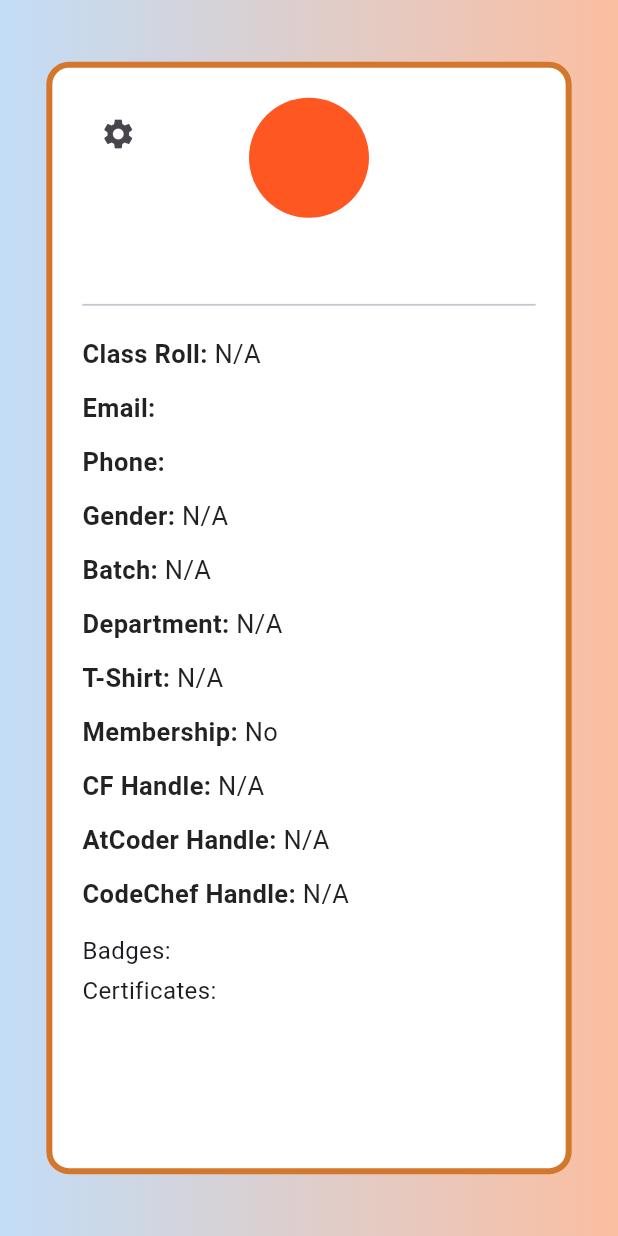
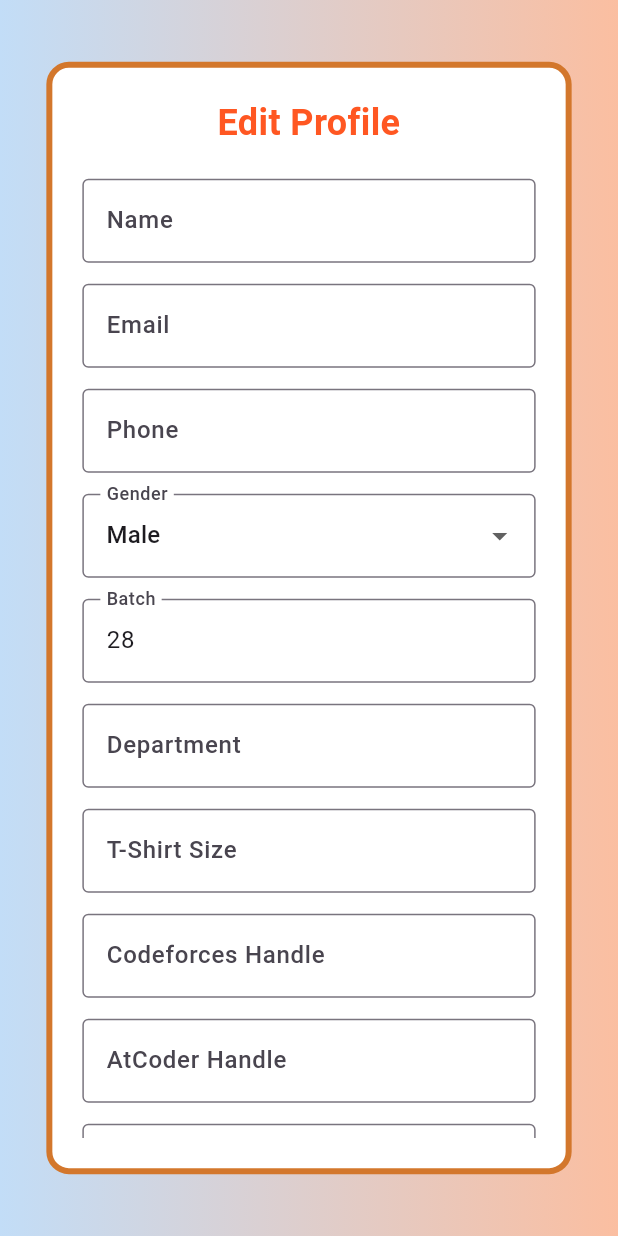
Before and after one commit to kugelblitz84/pcist, a Flutter app: the UserDashboard screen opened by its route, after a tap on the "settings" icon, on a phone screen of 412 x 824 dp. Run offline on Flutter 3.47's test engine with Material 3 defaults, Android fonts, the phone set to English and light mode, and no system bars; our stand-ins replace animate_do, carousel_slider, firebase_core, firebase_messaging, flutter_secure_storage, font_awesome_flutter and 3 more; accounts and stored records are empty; network calls fail.

Commit message:
created the update profile page . fully working

```diff
--- /dev/null
+++ b/lib/pages/admin pages/updateUserProfile.dart
@@ -0,0 +1,209 @@
+import 'package:flutter/material.dart';
+import 'package:get/get.dart';
+import 'package:pcist/authProcesses/tokenProcess.dart';
+import 'package:pcist/preocesses/onTapProcesses.dart';
+import 'package:pcist/secret.dart';
+
+class UpdateUserProfile extends StatefulWidget {
+  const UpdateUserProfile({super.key});
+
+  @override
+  State<UpdateUserProfile> createState() => _UpdateUserProfileState();
+}
+
+class _UpdateUserProfileState extends State<UpdateUserProfile> {
+  final _formKey = GlobalKey<FormState>();
+
+  final nameController = TextEditingController(text: LoggedInUserData.name);
+  final phoneController = TextEditingController(text: LoggedInUserData.phone);
+  final emailController = TextEditingController(text: LoggedInUserData.email);
+  final cfController = TextEditingController(text: LoggedInUserData.cfhandle);
+  final atcController = TextEditingController(text: LoggedInUserData.atchandle);
+  final ccController = TextEditingController(text: LoggedInUserData.cchandle);
+  final tshirtController = TextEditingController(text: LoggedInUserData.tshirt);
+  final deptController = TextEditingController(text: LoggedInUserData.dept);
+  final batchController = TextEditingController(
+    text: (LoggedInUserData.batch ?? 28).toString(),
+  );
+
+  String selectedGender = LoggedInUserData.gender ?? 'Male';
+
+  final List<String> genderOptions = ['Male', 'Female', 'Other'];
+
+  void saveChanges() async {
+    if (_formKey.currentState!.validate()) {
+      final tokenData = await Tokenprocess.readToken();
+      final token = tokenData['authToken'], slug = tokenData['slug'];
+
+      Ontapprocesses.UpdateUserProfile(
+        token: token,
+        slug: slug,
+        name: nameController.text,
+        phone: phoneController.text,
+        gender: selectedGender,
+        tshirt: tshirtController.text,
+        batch: batchController.text,
+        dept: deptController.text,
+        cfhandle: cfController.text,
+        atchandle: atcController.text,
+        cchandle: ccController.text,
+      );
+
+      Get.back();
+      ScaffoldMessenger.of(
+        context,
+      ).showSnackBar(const SnackBar(content: Text("User details updated")));
+    }
+  }
+
+  @override
+  Widget build(BuildContext context) {
+    return Scaffold(
+      body: Container(
+        width: double.infinity,
+        height: double.infinity,
+        decoration: const BoxDecoration(
+          gradient: LinearGradient(
+            colors: [
+              Color.fromARGB(144, 148, 201, 241),
+              Color.fromARGB(143, 248, 146, 87),
+            ],
+            begin: Alignment.centerLeft,
+            end: Alignment.centerRight,
+          ),
+        ),
+        child: Center(
+          child: Container(
+            width: Get.width * 0.85,
+            height: Get.height * 0.9,
+            padding: const EdgeInsets.all(20),
+            decoration: BoxDecoration(
+              color: Colors.white,
+              border: Border.all(
+                color: Color.fromARGB(255, 211, 119, 44),
+                width: 4,
+              ),
+              borderRadius: BorderRadius.circular(15),
+            ),
+            child: Form(
+              key: _formKey,
+              child: SingleChildScrollView(
+                child: Column(
+                  crossAxisAlignment: CrossAxisAlignment.stretch,
+                  children: [
+                    const Text(
+                      "Edit Profile",
+                      textAlign: TextAlign.center,
+                      style: TextStyle(
+                        fontSize: 24,
+                        fontWeight: FontWeight.bold,
+                        color: Colors.deepOrange,
+                      ),
+                    ),
+                    const SizedBox(height: 20),
+                    buildTextField("Name", nameController),
+                    buildTextField("Email", emailController),
+                    buildTextField("Phone", phoneController),
+                    buildDropdown(
+                      "Gender",
+                      genderOptions,
+                      selectedGender,
+                      (val) => setState(() => selectedGender = val ?? "Male"),
+                    ),
+                    buildNumberField("Batch", batchController),
+                    buildTextField("Department", deptController),
+                    buildTextField("T-Shirt Size", tshirtController),
+                    buildTextField("Codeforces Handle", cfController),
+                    buildTextField("AtCoder Handle", atcController),
+                    buildTextField("CodeChef Handle", ccController),
+                    const SizedBox(height: 20),
+                    ElevatedButton(
+                      style: ElevatedButton.styleFrom(
+                        backgroundColor: Colors.deepOrange,
+                        padding: const EdgeInsets.symmetric(vertical: 14),
+                        shape: RoundedRectangleBorder(
+                          borderRadius: BorderRadius.circular(8),
+                        ),
+                      ),
+                      onPressed: saveChanges,
+                      child: const Text(
+                        "Save Changes",
+                        style: TextStyle(fontSize: 18, color: Colors.white),
+                      ),
+                    ),
+                  ],
+                ),
+              ),
+            ),
+          ),
+        ),
+      ),
+    );
+  }
+
+  Widget buildTextField(String label, TextEditingController controller) {
+    return Padding(
+      padding: const EdgeInsets.only(bottom: 14),
+      child: TextFormField(
+        controller: controller,
+        decoration: InputDecoration(
+          labelText: label,
+          labelStyle: const TextStyle(fontWeight: FontWeight.w500),
+          border: const OutlineInputBorder(),
+        ),
+      ),
+    );
+  }
+
+  Widget buildNumberField(String label, TextEditingController controller) {
+    return Padding(
+      padding: const EdgeInsets.only(bottom: 14),
+      child: TextFormField(
+        controller: controller,
+        keyboardType: TextInputType.number,
+        decoration: InputDecoration(
+          labelText: label,
+          labelStyle: const TextStyle(fontWeight: FontWeight.w500),
+          border: const OutlineInputBorder(),
+        ),
+        validator: (value) {
+          if (value == null || value.isEmpty) {
+            return "$label cannot be empty";
+          }
+          if (int.tryParse(value) == null) {
+            return "$label must be a number";
+          }
+          return null;
+        },
+      ),
+    );
+  }
+
+  Widget buildDropdown(
+    String label,
+    List<String> options,
+    String selectedValue,
+    void Function(String?) onChanged,
+  ) {
+    return Padding(
+      padding: const EdgeInsets.only(bottom: 14),
+      child: DropdownButtonFormField<String>(
+        value: selectedValue,
+        items: options
+            .map(
+              (value) =>
+                  DropdownMenuItem<String>(value: value, child: Text(value)),
+            )
+            .toList(),
+        onChanged: onChanged,
+        decoration: InputDecoration(
+          labelText: label,
+          labelStyle: const TextStyle(fontWeight: FontWeight.w500),
+          border: const OutlineInputBorder(),
+        ),
+        validator: (value) =>
+            (value == null || value.isEmpty) ? "$label cannot be empty" : null,
+      ),
+    );
+  }
+}
--- a/lib/pages/admin pages/userDashBoard.dart
+++ b/lib/pages/admin pages/userDashBoard.dart
@@ -1,6 +1,7 @@
 import 'package:flutter/material.dart';
 import 'package:get/get.dart';
 import 'package:pcist/secret.dart';
+import 'updateUserProfile.dart';
 
 class UserDashboard extends StatelessWidget {
   UserDashboard({super.key});
@@ -58,7 +59,9 @@ class UserDashboard extends StatelessWidget {
                           top: 0,
                           left: 0,
                           child: IconButton(
-                            onPressed: () {},
+                            onPressed: () {
+                              Get.to(() => UpdateUserProfile());
+                            },
                             icon: Icon(Icons.settings),
                           ),
                         ),
--- a/lib/preocesses/onTapProcesses.dart
+++ b/lib/preocesses/onTapProcesses.dart
@@ -226,6 +226,49 @@ class Ontapprocesses {
     }
   }
 
+  static Future<void> UpdateUserProfile({
+    required String? token,
+    required String? slug,
+    required String name,
+    required String phone,
+    required String gender,
+    required String tshirt,
+    required String batch,
+    required String dept,
+    required String cfhandle,
+    required String atchandle,
+    required String cchandle,
+  }) async {
+    try {
+      final response = await UserAPI.updateUserProfile(
+        token: token ?? "",
+        name: name,
+        phone: phone,
+        gender: gender,
+        tshirt: tshirt,
+        batch: batch,
+        dept: dept,
+        cfhandle: cfhandle,
+        atchandle: atchandle,
+        cchandle: cchandle,
+        slug: slug ?? "21060",
+      );
+      if (response == null) {
+        print("error in response");
+        return;
+      }
+      final data = jsonDecode(response.body);
+      if (data['code'] == 200) {
+        UserConfig.initialiseUser();
+        Get.snackbar("Success", "Updated profile successfully");
+      } else {
+        Get.snackbar("Error", "could not update profile");
+      }
+    } catch (e) {
+      print("Eror in the ontap class $e");
+    }
+  }
+
   static Future<void> addEvent(
     String eventName,
     String eventType,
```
